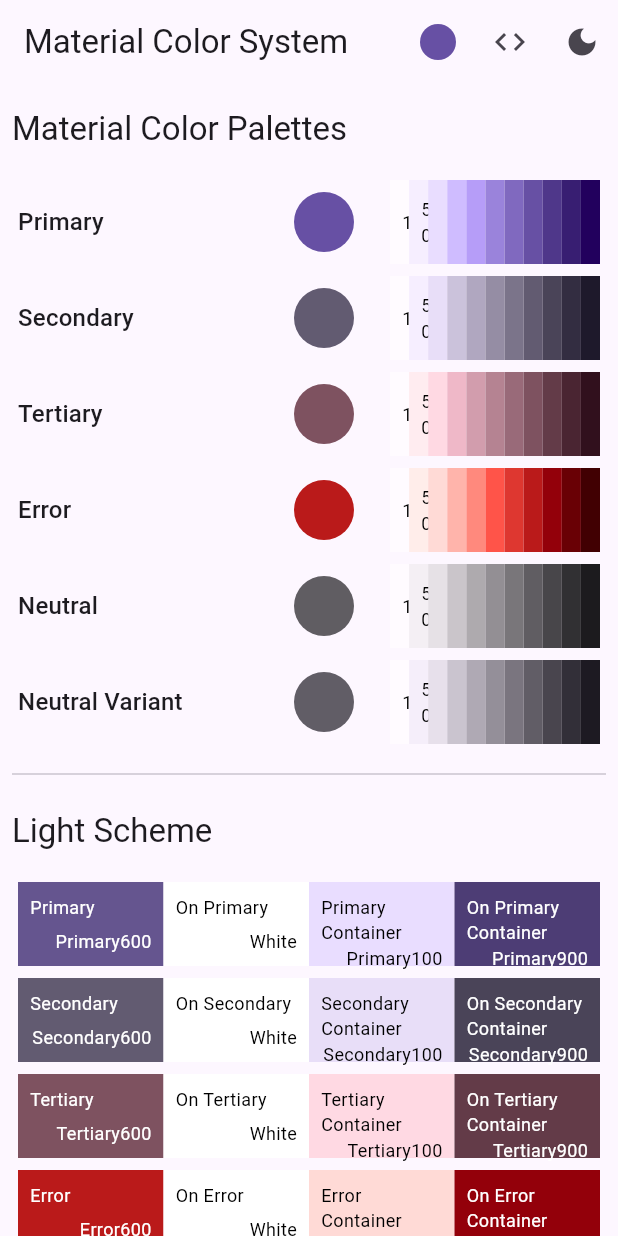
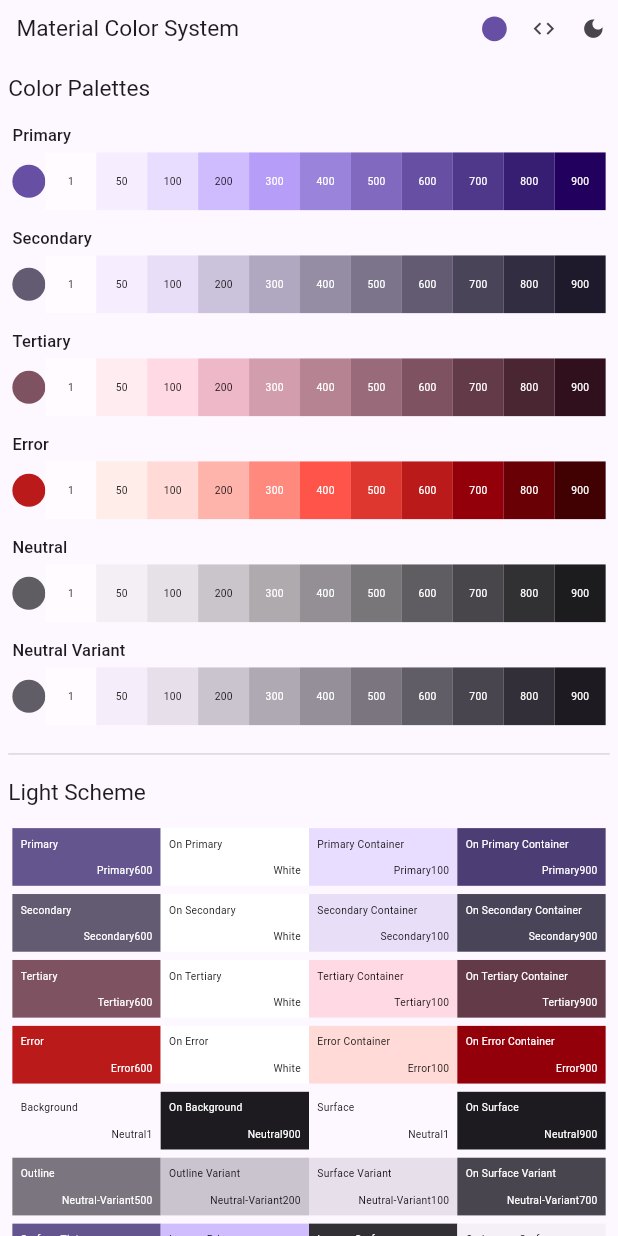
Before and after one commit to susatthi/flutter-material-color-system, a Flutter app: the screen it shows after launch, on a phone screen of 412 x 824 dp. Run offline on Flutter 3.47's test engine with Material 2 defaults, Android fonts, the phone set to English and light mode, and no system bars; our stand-ins replace flutter_riverpod, material_color_utilities, responsive_framework, riverpod_annotation; missing offline and left inert: flex_color_picker; generated files the repository leaves out were written again.

Commit message:
🚀 feat: モバイル対応

```diff
--- a/lib/app.dart
+++ b/lib/app.dart
@@ -22,11 +22,11 @@
       home: ResponsiveWrapper.builder(
         const HomePage(),
         breakpoints: [
-          const ResponsiveBreakpoint.resize(320, name: MOBILE),
-          const ResponsiveBreakpoint.resize(600, name: TABLET),
+          const ResponsiveBreakpoint.resize(600, name: MOBILE),
+          const ResponsiveBreakpoint.resize(800, name: TABLET),
           const ResponsiveBreakpoint.resize(1200, name: DESKTOP),
         ],
-        minWidth: 320,
+        minWidth: 600,
         maxWidth: 1600,
         defaultScale: true,
       ),
--- a/lib/page/component/palette.dart
+++ b/lib/page/component/palette.dart
@@ -1,6 +1,7 @@
 import 'package:flutter/material.dart';
 import 'package:flutter/services.dart';
 import 'package:flutter_riverpod/flutter_riverpod.dart';
+import 'package:responsive_framework/responsive_framework.dart';
 
 import '../../util/extention.dart';
 import 'layout.dart';
@@ -29,7 +30,16 @@
 
   TextStyle get textStyle => TextStyle(
         color: textColor,
-        fontSize: 12,
+        fontSize: ResponsiveValue<double>(
+          context,
+          defaultValue: 10,
+          valueWhen: [
+            const Condition.largerThan(
+              name: MOBILE,
+              value: 12,
+            )
+          ],
+        ).value,
       );
 
   Widget get foreground {
@@ -76,6 +86,7 @@
         height: paletteHeight,
       );
     }
+
     return MouseRegion(
       onEnter: (_) {
         setState(() {
--- a/lib/page/component/tonal_palettes.dart
+++ b/lib/page/component/tonal_palettes.dart
@@ -4,6 +4,7 @@
 import '../../util/extention.dart';
 import 'layout.dart';
 import 'palette.dart';
+import 'responsive.dart';
 
 class MaterialColorPalettes extends StatelessWidget {
   const MaterialColorPalettes({
@@ -111,6 +112,76 @@
 
   @override
   Widget build(BuildContext context) {
+    return Responsive(
+      mobile: _MobilePaletteRow(
+        title: title,
+        materialColor: materialColor,
+        paletteItems: _paletteItems,
+      ),
+      tablet: _TabletPaletteRow(
+        title: title,
+        materialColor: materialColor,
+        paletteItems: _paletteItems,
+      ),
+    );
+  }
+}
+
+class _MobilePaletteRow extends StatelessWidget {
+  const _MobilePaletteRow({
+    required this.title,
+    required this.materialColor,
+    required this.paletteItems,
+  });
+
+  final String title;
+  final MaterialColor materialColor;
+  final List<PaletteItem> paletteItems;
+
+  @override
+  Widget build(BuildContext context) {
+    return Padding(
+      padding: const EdgeInsets.all(4),
+      child: Column(
+        crossAxisAlignment: CrossAxisAlignment.start,
+        children: [
+          _TitleText(
+            title: title,
+          ),
+          const SizedBox(height: commonPadding / 2),
+          Row(
+            children: [
+              _PrimaryCircleColor(
+                materialColor: materialColor,
+                colorDimention: 32,
+              ),
+              ...paletteItems.map(
+                (e) => Expanded(
+                  child: Palette(item: e),
+                ),
+              ),
+            ],
+          ),
+          const SizedBox(height: commonPadding),
+        ],
+      ),
+    );
+  }
+}
+
+class _TabletPaletteRow extends StatelessWidget {
+  const _TabletPaletteRow({
+    required this.title,
+    required this.materialColor,
+    required this.paletteItems,
+  });
+
+  final String title;
+  final MaterialColor materialColor;
+  final List<PaletteItem> paletteItems;
+
+  @override
+  Widget build(BuildContext context) {
     return Padding(
       padding: const EdgeInsets.all(4),
       child: Row(
@@ -123,7 +194,7 @@
             materialColor: materialColor,
           ),
           const SizedBox(width: 24),
-          ..._paletteItems.map(
+          ...paletteItems.map(
             (e) => Expanded(
               child: Palette(item: e),
             ),
@@ -144,7 +215,7 @@
   @override
   Widget build(BuildContext context) {
     return SizedBox(
-      width: 160,
+      width: 120,
       child: Text(
         title,
         style: Theme.of(context).textTheme.titleMedium,
@@ -158,14 +229,19 @@
 class _PrimaryCircleColor extends StatelessWidget {
   const _PrimaryCircleColor({
     required this.materialColor,
+    this.colorDimention = 42,
   });
 
   final MaterialColor materialColor;
+  final double colorDimention;
 
   @override
   Widget build(BuildContext context) {
-    return CircleAvatar(
-      backgroundColor: materialColor.shade600,
+    return SizedBox.square(
+      dimension: colorDimention,
+      child: CircleAvatar(
+        backgroundColor: materialColor.shade600,
+      ),
     );
   }
 }
--- a/lib/page/home_page.dart
+++ b/lib/page/home_page.dart
@@ -60,7 +60,7 @@
     return const SingleChildScrollView(
       child: Column(
         children: [
-          _MaterialColorPalettesPanel(),
+          _ColorPalettesPanel(),
           Divider(indent: commonPadding, endIndent: commonPadding),
           _ColorSchemesPanel(),
         ],
@@ -94,7 +94,7 @@
           child: SingleChildScrollView(
             child: Column(
               children: [
-                _MaterialColorPalettesPanel(),
+                _ColorPalettesPanel(),
                 Divider(endIndent: commonPadding),
                 _ColorSchemesPanel(),
               ],
@@ -106,14 +106,14 @@
   }
 }
 
-class _MaterialColorPalettesPanel extends ConsumerWidget {
-  const _MaterialColorPalettesPanel();
+class _ColorPalettesPanel extends ConsumerWidget {
+  const _ColorPalettesPanel();
 
   @override
   Widget build(BuildContext context, WidgetRef ref) {
     final seedColor = ref.watch(currentSeedColorProvider);
     return Panel(
-      title: 'Material Color Palettes',
+      title: 'Color Palettes',
       child: MaterialColorPalettes(
         seedColor: seedColor,
       ),
```
